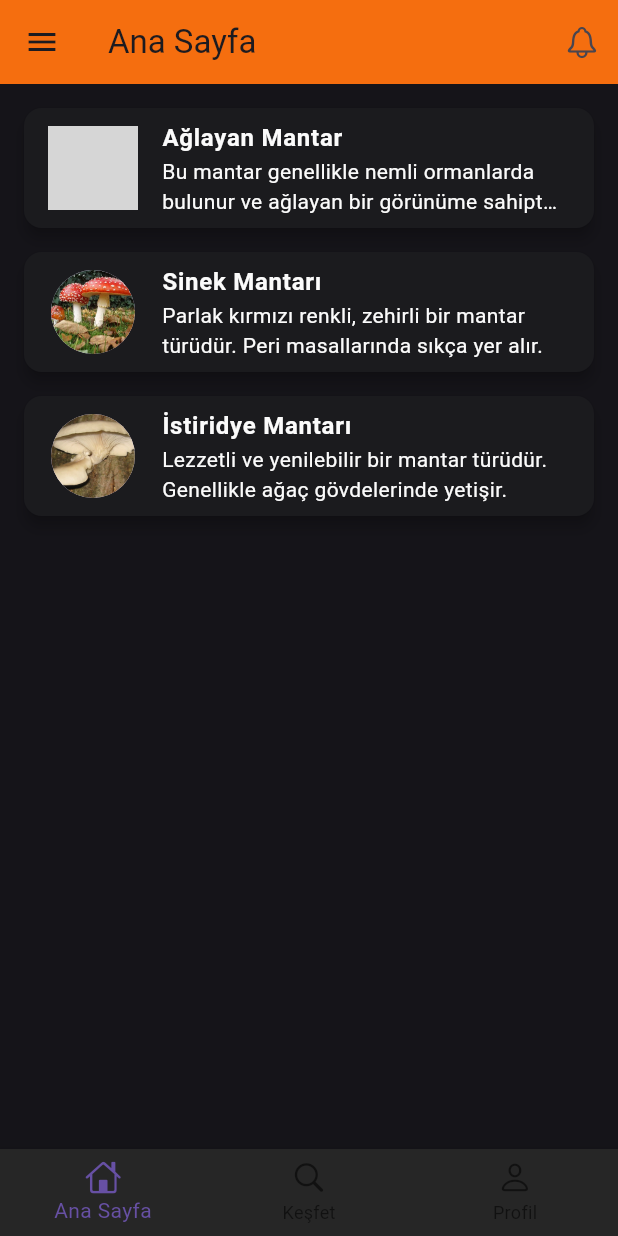
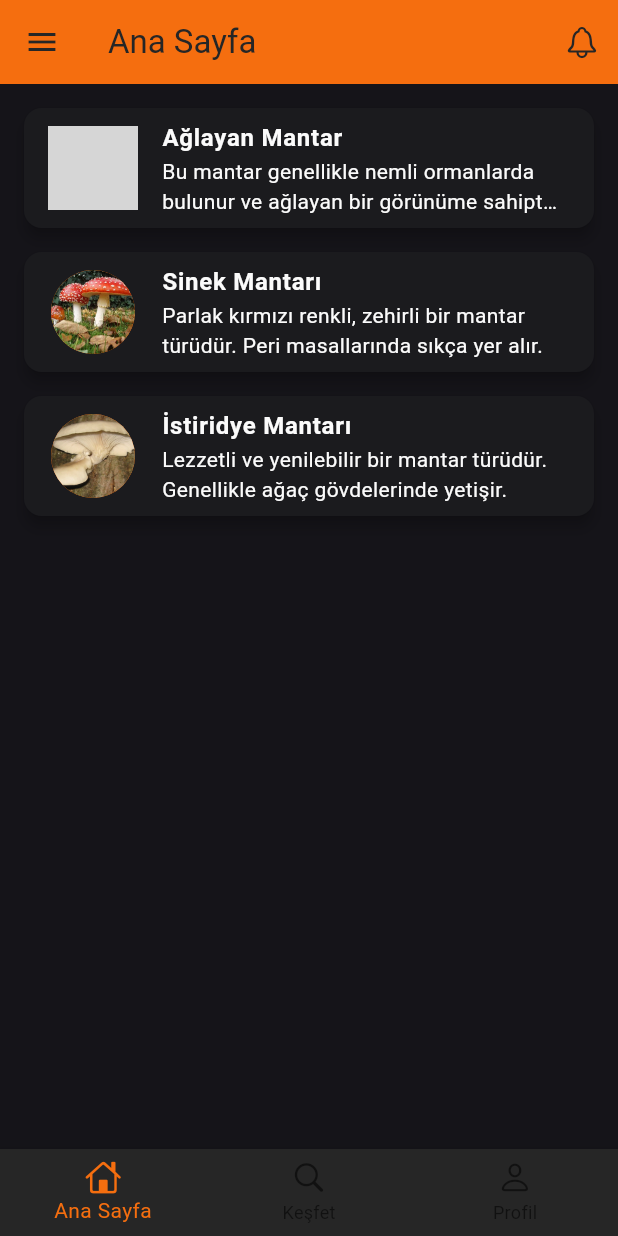
Before and after one commit to acimasizburger/Fungipedia, a Flutter app: the screen it shows after launch, after a tap on "Ana Sayfaya Git", on a phone screen of 412 x 824 dp. Run offline on Flutter 3.47's test engine with Material 3 defaults, Android fonts, the phone set to English and light mode, and no system bars; our stand-ins replace go_router, google_fonts, lottie; missing offline and left inert: dotlottie_loader; grey boxes are pictures that could not be loaded.

```diff
--- a/lib/main.dart
+++ b/lib/main.dart
@@ -1,5 +1,6 @@
 import 'package:flutter/material.dart';
 import 'routes/app_router.dart';
+import 'core/themes.dart';
 
 void main() {
   WidgetsFlutterBinding.ensureInitialized();  // Flutter widget'larını başlat
@@ -13,10 +14,9 @@ class MyApp extends StatelessWidget {
   Widget build(BuildContext context) {
     return MaterialApp.router(
       title: 'Fungipedia',
-      theme: ThemeData(
-        primarySwatch: Colors.blue,
-        visualDensity: VisualDensity.adaptivePlatformDensity,
-      ),
+      themeMode: ThemeMode.light,
+      theme: lightTheme,
+      darkTheme: darkTheme,
       routerConfig: router,  // go_router yapılandırmamızı kullan
       debugShowCheckedModeBanner: false,  // Debug bandını kaldır
     );
```
Also changed, not shown: lib/screens/search_screen.dart (+12 -0 lines).
